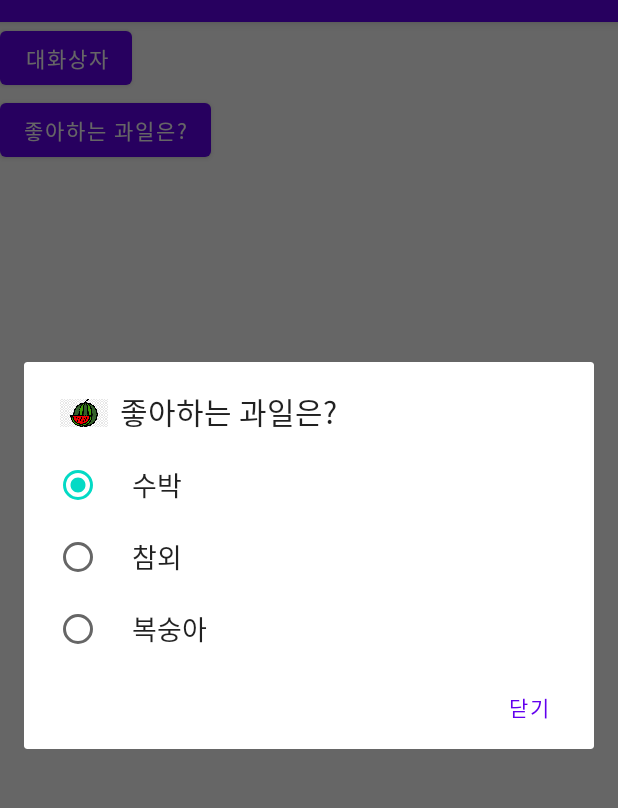
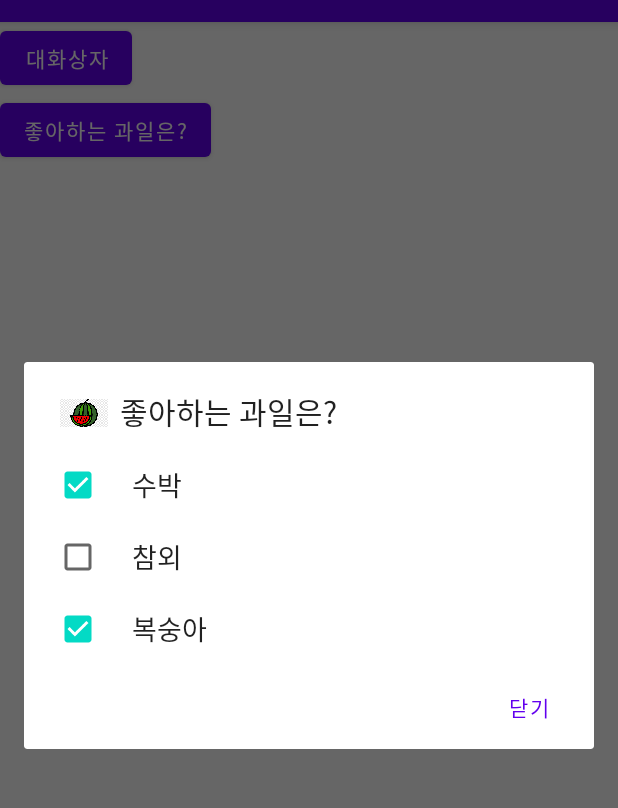
Before and after one commit to jeongnara/emirim_Ex14_15, an Android app: the screen it shows after launch (MainActivity), after a tap on "좋아하는 과일은?", on a phone screen of 412 x 824 dp, the part 62-870 px from its top. Run offline under Robolectric (Android 15) with nearby library versions, the phone set to English and light mode, and no system bars.

Commit message:
Edit MainActivity.java(SingleChoiceItems) Commit

```diff
--- a/app/src/main/java/kr/hs/emirimw2016/emirim_ex14_15/MainActivity.java
+++ b/app/src/main/java/kr/hs/emirimw2016/emirim_ex14_15/MainActivity.java
@@ -12,6 +12,7 @@ import android.widget.Toast;
 
 public class MainActivity extends AppCompatActivity {
     String[] fruitsArr = {"수박", "참외", "복숭아"};
+    boolean[] checkArr = {true, false, true};
     int[] imgsArr = {R.drawable.img01, R.drawable.img02, R.drawable.img03};
     Button btnFruits;
     ImageView imgV;
@@ -41,7 +42,7 @@ public class MainActivity extends AppCompatActivity {
                 case R.id.btn_fruits:
                     AlertDialog.Builder fruits = new AlertDialog.Builder(MainActivity.this);
                         fruits.setTitle(R.string.btn_fruits);
-                        fruits.setSingleChoiceItems(fruitsArr, 0, fruitsItemListener);
+                        fruits.setMultiChoiceItems(fruitsArr, checkArr, fruitsMultiItemListener);
                         fruits.setIcon(R.drawable.watermelon);
                         fruits.setPositiveButton("닫기", null);
                         fruits.show();
@@ -49,6 +50,14 @@ public class MainActivity extends AppCompatActivity {
             }
 
 
+        }
+    };
+
+    DialogInterface.OnMultiChoiceClickListener fruitsMultiItemListener = new DialogInterface.OnMultiChoiceClickListener() {
+        @Override
+        public void onClick(DialogInterface dialog, int which, boolean isChecked) {
+            btnFruits.setText(fruitsArr[which]);
+            imgV.setImageResource(imgsArr[which]);
         }
     };
 
```
